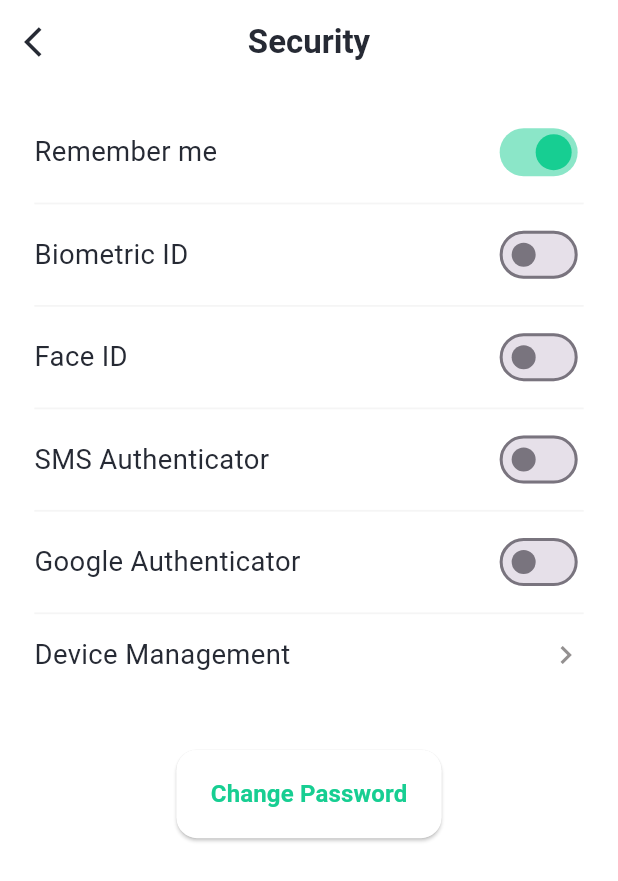
After one commit to mohamedbakr2005/Chatty_Ai, a Flutter app: the screen it shows after launch, item 4 of the bottom bar chosen, after a tap on "Security", on a phone screen of 412 x 824 dp. The commit adds this screen. Shown: the top 881 px of the screen. Run offline on Flutter 3.47's test engine with Material 3 defaults, Android fonts, the phone set to English and light mode, and no system bars; our stand-ins replace flutter_bloc, flutter_screenutil, hive, hive_flutter, share_plus; accounts and stored records are empty.

Commit message:
Create Security Screen

```diff
--- a/lib/views/Account/ui/Account_screen.dart
+++ b/lib/views/Account/ui/Account_screen.dart
@@ -8,6 +8,7 @@ import 'package:chatty_ai/views/Account/widgets/SectionTitle.dart';
 import 'package:chatty_ai/views/Account/widgets/ToggleMenuItem.dart';
 import 'package:chatty_ai/views/Account/widgets/UpgradeCard.dart';
 import 'package:chatty_ai/views/PersonalInfo/ui/Personal_info_screen.dart';
+import 'package:chatty_ai/views/Security/ui/Security_Screen.dart';
 import 'package:flutter/material.dart';
 import 'package:flutter_screenutil/flutter_screenutil.dart';
 
@@ -66,7 +67,18 @@ class _AccountScreenState extends State<AccountScreen> {
                 );
               },
             ),
-            MenuItem(icon: Icons.security, title: "Security"),
+            MenuItem(
+              icon: Icons.security,
+              title: "Security",
+              onTap: () {
+                Navigator.push(
+                  context,
+                  MaterialPageRoute(
+                    builder: (context) => const SecurityScreen(),
+                  ),
+                );
+              },
+            ),
             MenuItem(
               icon: Icons.language,
               title: "Language",
--- /dev/null
+++ b/lib/views/Security/ui/Security_Screen.dart
@@ -0,0 +1,208 @@
+import 'package:chatty_ai/core/constants/app_colors.dart';
+import 'package:chatty_ai/core/constants/app_spacing.dart';
+import 'package:flutter/material.dart';
+import 'package:flutter_screenutil/flutter_screenutil.dart';
+
+class SecurityScreen extends StatefulWidget {
+  const SecurityScreen({super.key});
+
+  @override
+  State<SecurityScreen> createState() => _SecurityScreenState();
+}
+
+class _SecurityScreenState extends State<SecurityScreen> {
+  // State variables for the switches
+  bool _rememberMe = true;
+  bool _biometricId = false;
+  bool _faceId = false;
+  bool _smsAuthenticator = false;
+  bool _googleAuthenticator = false;
+
+  @override
+  Widget build(BuildContext context) {
+    ScreenUtil.init(context);
+
+    return Scaffold(
+      backgroundColor: AppColors.white,
+      appBar: AppBar(
+        backgroundColor: AppColors.white,
+        elevation: 0,
+        centerTitle: true,
+        title: const Text(
+          "Security",
+          style: TextStyle(
+            color: AppColors.textInputBackground,
+            fontWeight: FontWeight.bold,
+          ),
+        ),
+        leading: IconButton(
+          icon: const Icon(
+            Icons.arrow_back_ios,
+            color: AppColors.textInputBackground,
+          ),
+          onPressed: () => Navigator.pop(context),
+        ),
+      ),
+      body: SingleChildScrollView(
+        padding: EdgeInsets.symmetric(horizontal: 20.w, vertical: 10.h),
+        child: Column(
+          children: [
+            // Remember me
+            _buildToggleItem(
+              title: "Remember me",
+              value: _rememberMe,
+              onChanged: (value) {
+                setState(() {
+                  _rememberMe = value;
+                });
+              },
+            ),
+            _buildDivider(),
+
+            // Biometric ID
+            _buildToggleItem(
+              title: "Biometric ID",
+              value: _biometricId,
+              onChanged: (value) {
+                setState(() {
+                  _biometricId = value;
+                });
+              },
+            ),
+            _buildDivider(),
+
+            // Face ID
+            _buildToggleItem(
+              title: "Face ID",
+              value: _faceId,
+              onChanged: (value) {
+                setState(() {
+                  _faceId = value;
+                });
+              },
+            ),
+            _buildDivider(),
+
+            // SMS Authenticator
+            _buildToggleItem(
+              title: "SMS Authenticator",
+              value: _smsAuthenticator,
+              onChanged: (value) {
+                setState(() {
+                  _smsAuthenticator = value;
+                });
+              },
+            ),
+            _buildDivider(),
+
+            // Google Authenticator
+            _buildToggleItem(
+              title: "Google Authenticator",
+              value: _googleAuthenticator,
+              onChanged: (value) {
+                setState(() {
+                  _googleAuthenticator = value;
+                });
+              },
+            ),
+            _buildDivider(),
+
+            // Device Management
+            _buildNavigationItem(
+              title: "Device Management",
+              onTap: () {
+                // Handle navigation to Device Management screen
+              },
+            ),
+
+            verticalSpace(30),
+
+            // Change Password Button
+            _buildChangePasswordButton(),
+          ],
+        ),
+      ),
+    );
+  }
+
+  // Widget to create a settings item with a toggle switch
+  Widget _buildToggleItem({
+    required String title,
+    required bool value,
+    required ValueChanged<bool> onChanged,
+  }) {
+    return Padding(
+      padding: EdgeInsets.symmetric(vertical: 8.h),
+      child: Row(
+        mainAxisAlignment: MainAxisAlignment.spaceBetween,
+        children: [
+          Text(
+            title,
+            style: TextStyle(
+              fontSize: 16.sp,
+              color: AppColors.textInputBackground,
+            ),
+          ),
+          Switch(
+            value: value,
+            onChanged: onChanged,
+            activeColor: AppColors.primary,
+          ),
+        ],
+      ),
+    );
+  }
+
+  // Widget to create a settings item with a right arrow icon
+  Widget _buildNavigationItem({
+    required String title,
+    required VoidCallback onTap,
+  }) {
+    return GestureDetector(
+      onTap: onTap,
+      child: Padding(
+        padding: EdgeInsets.symmetric(vertical: 12.h),
+        child: Row(
+          mainAxisAlignment: MainAxisAlignment.spaceBetween,
+          children: [
+            Text(
+              title,
+              style: TextStyle(
+                fontSize: 16.sp,
+                color: AppColors.textInputBackground,
+              ),
+            ),
+            const Icon(Icons.chevron_right, color: AppColors.gray),
+          ],
+        ),
+      ),
+    );
+  }
+
+  // Widget to create a thin, gray divider
+  Widget _buildDivider() {
+    return Container(height: 1.h, color: AppColors.grayLight);
+  }
+
+  // Widget for the "Change Password" button
+  Widget _buildChangePasswordButton() {
+    return ElevatedButton(
+      onPressed: () {
+        // Handle change password logic
+      },
+      style: ElevatedButton.styleFrom(
+        foregroundColor: AppColors.primary,
+        backgroundColor: Colors.white,
+        padding: EdgeInsets.symmetric(vertical: 15.h, horizontal: 20.w),
+        shape: RoundedRectangleBorder(
+          borderRadius: BorderRadius.circular(12.w),
+        ),
+        elevation: 1,
+      ),
+      child: const Text(
+        "Change Password",
+        style: TextStyle(fontSize: 16, fontWeight: FontWeight.bold),
+      ),
+    );
+  }
+}
```
